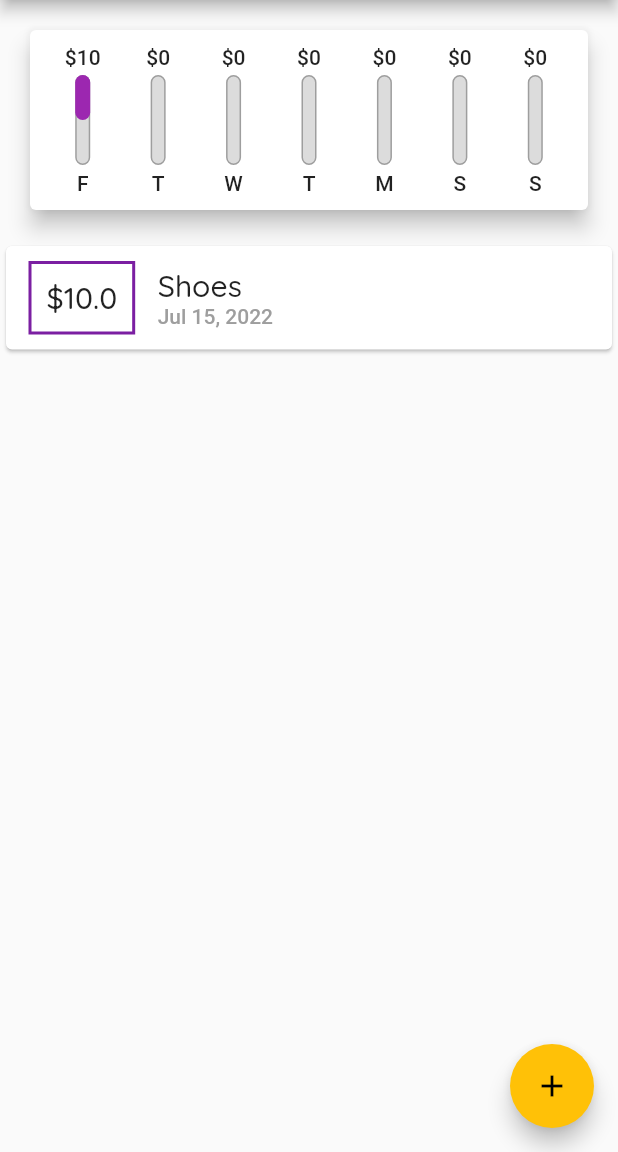
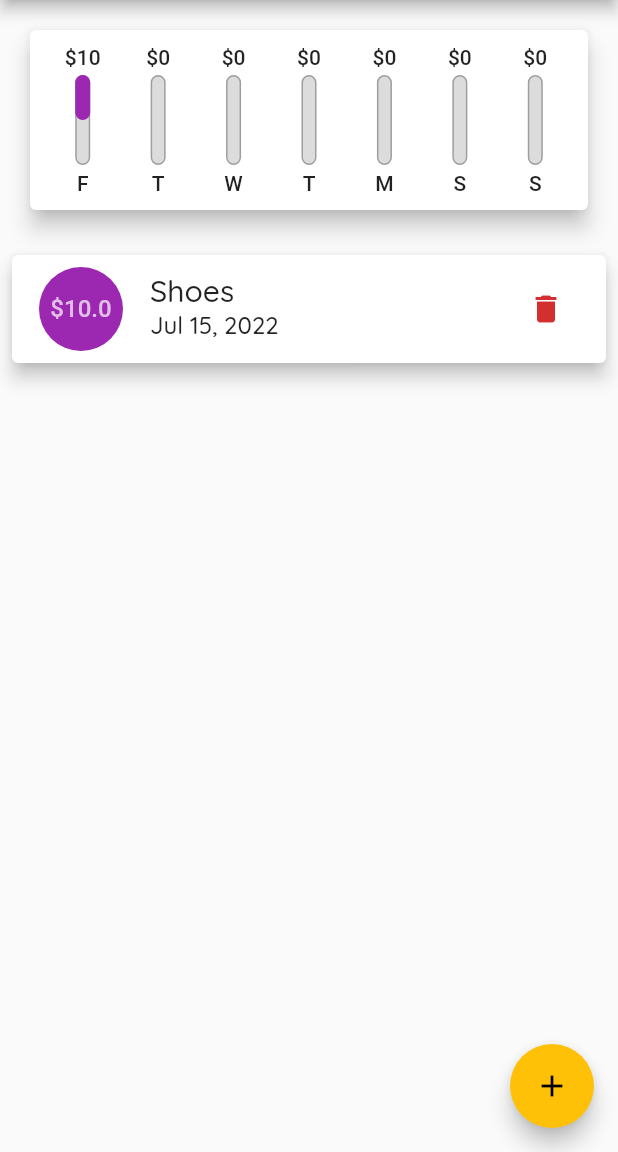
Before and after one commit to S-P-Ks/Flutter-Tutorials, a Flutter app: the screen it shows after launch, on a phone screen of 412 x 824 dp, the part 84-1236 px from its top. Run offline on Flutter 3.47's test engine with Material 2 defaults, Android fonts, the phone set to English and light mode, and no system bars.

Commit message:
completed Expense Tracker

```diff
--- a/lib/main.dart
+++ b/lib/main.dart
@@ -22,12 +22,16 @@ class MyApp extends StatelessWidget {
                     fontWeight: FontWeight.bold),
                 iconTheme: IconThemeData(color: Colors.red)),
             textTheme: const TextTheme(
-                headline2: TextStyle(fontFamily: "Quicksand"),
-                headline4: TextStyle(fontFamily: "Quicksand"),
-                headline1: TextStyle(fontFamily: "EduQLDBeginner"),
-                headline3: TextStyle(fontFamily: "EduQLDBeginner"),
-                headline5: TextStyle(fontFamily: "Roboto"),
-                headline6: TextStyle(fontFamily: "Quicksand"))),
+              subtitle1: TextStyle(fontFamily: "Quicksand"),
+              subtitle2: TextStyle(fontFamily: "EduQLDBeginner"),
+              headline2: TextStyle(fontFamily: "Quicksand"),
+              headline4: TextStyle(fontFamily: "Quicksand"),
+              headline1: TextStyle(fontFamily: "EduQLDBeginner"),
+              headline3: TextStyle(fontFamily: "EduQLDBeginner"),
+              headline5: TextStyle(fontFamily: "Roboto"),
+              headline6: TextStyle(fontFamily: "Quicksand"),
+              button: TextStyle(color: Colors.white),
+            )),
         themeMode: ThemeMode.light,
         home: HomeScreen());
   }
--- a/lib/widgets/transaction_list.dart
+++ b/lib/widgets/transaction_list.dart
@@ -4,7 +4,9 @@ import '../model/transaction.dart';
 
 class TransactionList extends StatelessWidget {
   List<Transaction> transactions;
-  TransactionList(this.transactions, {Key? key}) : super(key: key);
+  Function deleteTransaction;
+  TransactionList(this.transactions, this.deleteTransaction, {Key? key})
+      : super(key: key);
 
   @override
   Widget build(BuildContext context) {
@@ -33,37 +35,33 @@ class TransactionList extends StatelessWidget {
             : ListView.builder(
                 itemBuilder: (context, index) {
                   return Card(
-                    child: Row(
-                      children: <Widget>[
-                        Container(
-                          margin: const EdgeInsets.symmetric(
-                              vertical: 10, horizontal: 15),
-                          padding: const EdgeInsets.all(10),
-                          decoration: BoxDecoration(
-                              border: Border.all(
-                                  color: Theme.of(context).primaryColorDark,
-                                  width: 2)),
-                          child: Text(
-                              "\$${transactions[index].amount.toString()}",
-                              style: Theme.of(context).textTheme.titleLarge),
+                      margin: const EdgeInsets.symmetric(
+                          vertical: 10, horizontal: 8),
+                      elevation: 5,
+                      child: ListTile(
+                        leading: CircleAvatar(
+                          radius: 30,
+                          backgroundColor: Colors.purple,
+                          child: FittedBox(
+                            child: Text("\$${transactions[index].amount}"),
+                          ),
                         ),
-                        Column(
-                          crossAxisAlignment: CrossAxisAlignment.start,
-                          children: <Widget>[
-                            Text(
-                              transactions[index].title,
-                              style: Theme.of(context).textTheme.headline6,
-                            ),
-                            Text(
-                              DateFormat.yMMMd()
-                                  .format(transactions[index].date),
-                              style: const TextStyle(color: Colors.grey),
-                            )
-                          ],
-                        )
-                      ],
-                    ),
-                  );
+                        title: Text(
+                          transactions[index].title,
+                          style: Theme.of(context).textTheme.headline6,
+                        ),
+                        subtitle: Text(
+                          DateFormat.yMMMd().format(transactions[index].date),
+                          style: Theme.of(context).textTheme.subtitle1,
+                        ),
+                        trailing: IconButton(
+                          icon: Icon(Icons.delete),
+                          color: Theme.of(context).errorColor,
+                          onPressed: () {
+                            deleteTransaction(transactions[index].id);
+                          },
+                        ),
+                      ));
                 },
                 itemCount: transactions.length,
               ));
--- a/lib/widgets/user_transaction.dart
+++ b/lib/widgets/user_transaction.dart
@@ -7,13 +7,15 @@ import '../model/transaction.dart';
 
 class UserTransaction extends StatelessWidget {
   List<Transaction> _transactions;
-  UserTransaction(this._transactions, {Key? key}) : super(key: key);
+  Function deleteTransaction;
+  UserTransaction(this._transactions, this.deleteTransaction, {Key? key})
+      : super(key: key);
 
   @override
   Widget build(BuildContext context) {
     return SingleChildScrollView(
         child: Column(
-      children: <Widget>[TransactionList(_transactions)],
+      children: <Widget>[TransactionList(_transactions, deleteTransaction)],
     ));
   }
 }
```
Also changed, not shown: lib/home.dart (+10 -4 lines), lib/widgets/new_transaction.dart (+65 -13 lines).
